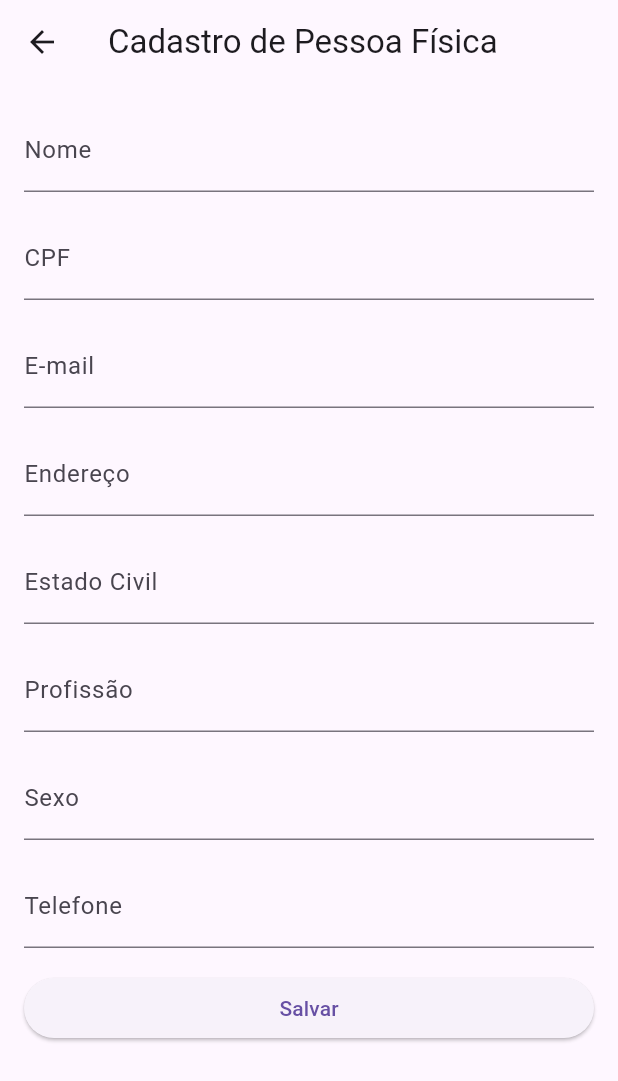
After one commit to sarahCamargo/projeto-auto-locacao, a Flutter app: the CadastroPessoaFisica screen opened directly, on a phone screen of 412 x 824 dp. The commit adds this screen. Shown: the top 1081 px of the screen. Run offline on Flutter 3.47's test engine with Material 3 defaults, Android fonts, the phone set to English and light mode, and no system bars; our stand-ins replace cloud_firestore, firebase_core; accounts and stored records are empty.

Commit message:
Add person

```diff
--- /dev/null
+++ b/lib/cadastro_pessoa_fisica.dart
@@ -0,0 +1,140 @@
+import 'package:flutter/material.dart';
+import 'package:cloud_firestore/cloud_firestore.dart';
+
+class CadastroPessoaFisica extends StatefulWidget {
+  @override
+  _CadastroPessoaFisicaState createState() => _CadastroPessoaFisicaState();
+}
+
+class _CadastroPessoaFisicaState extends State<CadastroPessoaFisica> {
+  String nome = '';
+  String cpf = '';
+  String email = '';
+  String endereco = '';
+  String estado_civil = '';
+  String profissao = '';
+  String sexo = '';
+  String telefone = '';
+
+  @override
+  Widget build(BuildContext context) {
+    return Scaffold(
+      appBar: AppBar(
+        title: Text('Cadastro de Pessoa Física'),
+      ),
+      body: _buildForm(),
+    );
+  }
+
+  Widget _buildForm() {
+    return SingleChildScrollView(
+        child: Padding(
+      padding: EdgeInsets.all(16.0),
+      child: Column(
+        crossAxisAlignment: CrossAxisAlignment.stretch,
+        children: [
+          TextFormField(
+            decoration: InputDecoration(labelText: 'Nome'),
+            onChanged: (value) {
+              setState(() {
+                nome = value;
+              });
+            },
+          ),
+          SizedBox(height: 16.0),
+          TextFormField(
+            decoration: InputDecoration(labelText: 'CPF'),
+            onChanged: (value) {
+              setState(() {
+                cpf = value;
+              });
+            },
+          ),
+          SizedBox(height: 16.0),
+          TextFormField(
+            decoration: InputDecoration(labelText: 'E-mail'),
+            onChanged: (value) {
+              setState(() {
+                email = value;
+              });
+            },
+          ),
+          SizedBox(height: 16.0),
+          TextFormField(
+            decoration: InputDecoration(labelText: 'Endereço'),
+            onChanged: (value) {
+              setState(() {
+                endereco = value;
+              });
+            },
+          ),
+          SizedBox(height: 16.0),
+          TextFormField(
+            decoration: InputDecoration(labelText: 'Estado Civil'),
+            onChanged: (value) {
+              setState(() {
+                estado_civil = value;
+              });
+            },
+          ),
+          SizedBox(height: 16.0),
+          TextFormField(
+            decoration: InputDecoration(labelText: 'Profissão'),
+            onChanged: (value) {
+              setState(() {
+                profissao = value;
+              });
+            },
+          ),
+          SizedBox(height: 16.0),
+          TextFormField(
+            decoration: InputDecoration(labelText: 'Sexo'),
+            onChanged: (value) {
+              setState(() {
+                sexo = value;
+              });
+            },
+          ),
+          SizedBox(height: 16.0),
+          TextFormField(
+            decoration: InputDecoration(labelText: 'Telefone'),
+            onChanged: (value) {
+              setState(() {
+                telefone = value;
+              });
+            },
+          ),
+          SizedBox(height: 16.0),
+          ElevatedButton(
+            onPressed: () {
+              salvarDados();
+            },
+            child: Text('Salvar'),
+          ),
+        ],
+      ),
+    ));
+  }
+
+  void salvarDados() {
+    FirebaseFirestore.instance.collection('pessoa_fisica').add({
+      'nome': nome,
+      'cpf': cpf,
+      'email': email,
+      'endereco': endereco,
+      'estado_civil': estado_civil,
+      'profissao': profissao,
+      'sexo': sexo,
+      'telefone': telefone
+    }).then((value) {
+      ScaffoldMessenger.of(context).showSnackBar(
+        SnackBar(content: Text('Dados salvos com sucesso')),
+      );
+      Navigator.pop(context);
+    }).catchError((error) {
+      ScaffoldMessenger.of(context).showSnackBar(
+        SnackBar(content: Text('Erro ao salvar dados: $error')),
+      );
+    });
+  }
+}
```
Also changed, not shown: lib/cadastro_pessoa.dart (added, +58 -0 lines), lib/cadastro_pessoa_juridica.dart (added, +72 -0 lines), lib/main.dart (+9 -1 lines).
